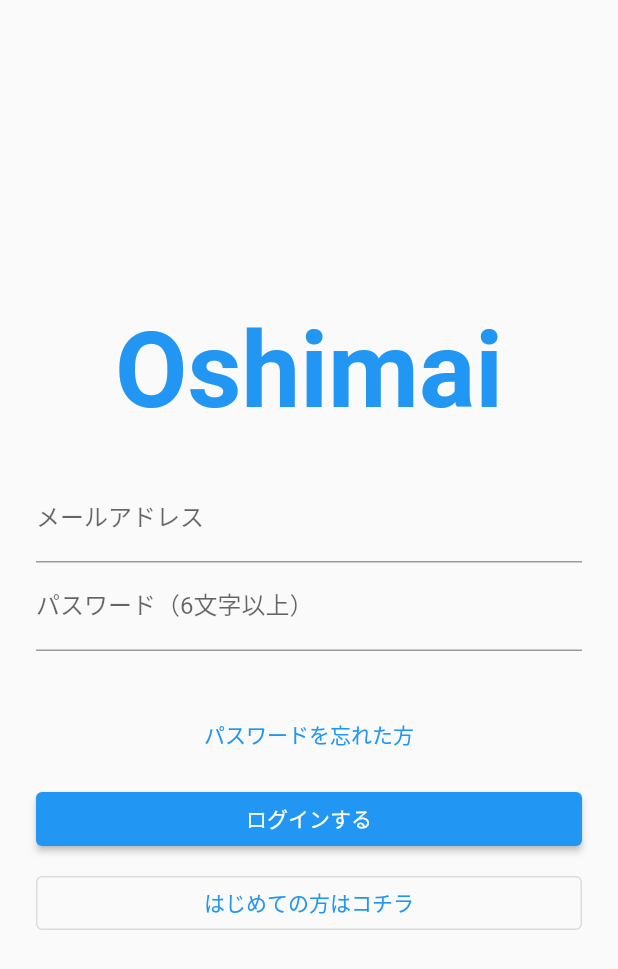
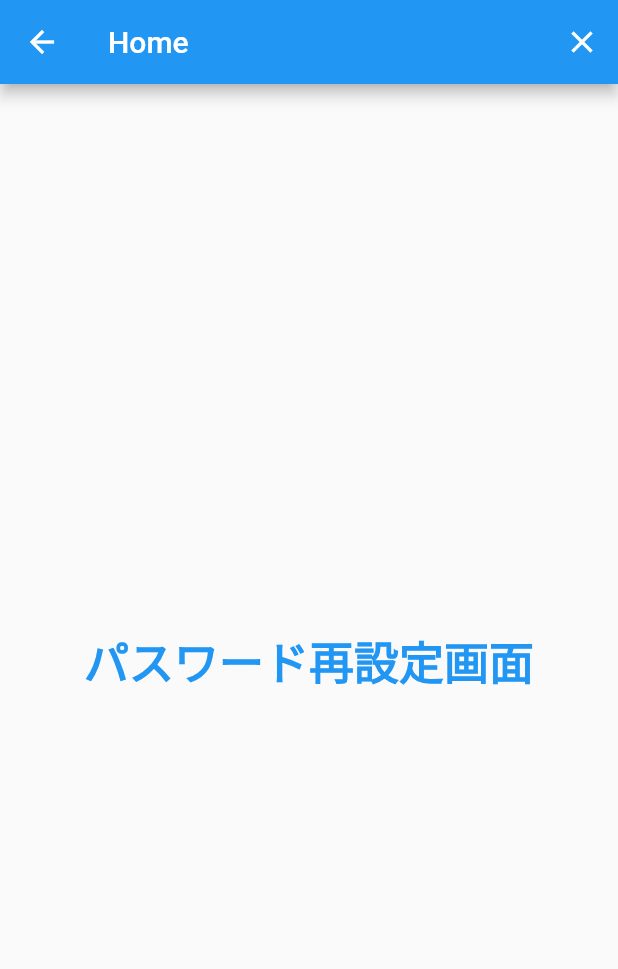
Before and after one commit to Nagashima-Honoka/oshimy-app, a Flutter app: the screen it shows after launch, after a tap on "パスワードを忘れた方", on a phone screen of 412 x 824 dp. Shown: the top 969 px of the screen. Run offline on Flutter 3.47's test engine with Material 2 defaults, Android fonts, the phone set to English and light mode, and no system bars; our stand-ins replace firebase_auth, firebase_core; accounts and stored records are empty; network calls fail.

Commit message:
ユーザーログイン・登録画面をディレクトリ構成変更して再構築

```diff
--- /dev/null
+++ b/lib/app_theme.dart
@@ -0,0 +1 @@
+// ここにはアプリで使う色などの情報を書いていく
--- a/lib/main.dart
+++ b/lib/main.dart
@@ -1,7 +1,7 @@
 import 'package:flutter/material.dart';
 import 'package:firebase_core/firebase_core.dart';
 import 'firebase_options.dart';
-import 'package:firebase_auth/firebase_auth.dart';
+import 'navigation_home_screen.dart';
 
 
 void main() async {
@@ -25,189 +25,191 @@ class OshimaiApp extends StatelessWidget {
         primarySwatch: Colors.blue,
       ),
       // ログイン画面を表示
-      home: LoginPage(),
+      // home: LoginPage(),
+      //ルーティング
+      home: NavigationHomeScreen(),
     );
   }
 }
+//
+// // ログイン画面用Widget
+// class LoginPage extends StatefulWidget {
+//   @override
+//   _LoginPageState createState() => _LoginPageState();
+// }
+//
+// class _LoginPageState extends State<LoginPage> {
+//   // メッセージ表示用
+//   String infoText = '';
+//   // 入力したメールアドレス・パスワード
+//   String email = '';
+//   String password = '';
+//
+//   @override
+//   Widget build(BuildContext context) {
+//     return Scaffold(
+//       body: Center(
+//         child: Container(
+//           padding: const EdgeInsets.all(24),
+//           child: Column(
+//             mainAxisAlignment: MainAxisAlignment.center,
+//             children: <Widget>[
+//               Container(
+//                 padding: const EdgeInsets.all(8),
+//                 // メッセージ表示
+//                 child: const Text('Oshimai',
+//                     style: TextStyle(
+//                         fontSize: 70,
+//                         fontWeight: FontWeight.bold,
+//                         color: Colors.blue
+//                     )
+//                 ),
+//               ),
+//               const SizedBox(height: 20),
+//               // メールアドレス入力
+//               TextFormField(
+//                 // テキスト入力のラベルを設定
+//                 decoration: const InputDecoration(labelText: 'メールアドレス'),
+//                 onChanged: (String value) {
+//                   setState(() {
+//                     email = value;
+//                   });
+//                 },
+//               ),
+//               // パスワード入力
+//               TextFormField(
+//                 decoration: const InputDecoration(labelText: 'パスワード（6文字以上）'),
+//                 // パスワードが見えないようにする
+//                 obscureText: true,
+//                 onChanged: (String value) {
+//                   setState(() {
+//                     password = value;
+//                   });
+//                 },
+//               ),
+//               Container(
+//                 padding: const EdgeInsets.all(8),
+//                 // メッセージ表示
+//                 child: Text(infoText),
+//               ),
+//               SizedBox(
+//                   width: double.infinity,
+//                   // パスワード再設定ボタン
+//                   child: TextButton(
+//                     child: const Text('パスワードを忘れた方'),
+//                     onPressed: () async {
+//                       // TODO 処理追加
+//                     },
+//                   )
+//               ),
+//               const SizedBox(height: 8),
+//               SizedBox(
+//                 width: double.infinity,
+//                 // ログイン登録ボタン
+//                 child: ElevatedButton(
+//                   child: const Text('ログインする'),
+//                   onPressed: () async {
+//                     try {
+//                       // メール/パスワードでログイン
+//                       final FirebaseAuth auth = FirebaseAuth.instance;
+//                       await auth.signInWithEmailAndPassword(
+//                         email: email,
+//                         password: password,
+//                       );
+//                       // ログインに成功した場合
+//                       // ホーム画面に遷移＋ログイン画面を破棄
+//                       await Navigator.of(context).pushReplacement(
+//                         MaterialPageRoute(builder: (context) {
+//                           return HomePage();
+//                         }),
+//                       );
+//                     } catch (e) {
+//                       // ログインに失敗した場合
+//                       setState(() {
+//                         infoText = "ログインに失敗しました：${e.toString()}";
+//                       });
+//                     }
+//                   },
+//                 ),
+//               ),
+//               const SizedBox(height: 8),
+//               SizedBox(
+//                 width: double.infinity,
+//                 // ユーザー登録ボタン
+//                 // TODO 別画面で登録画面を用意する必要がある。
+//                 child: OutlinedButton(
+//                   child: const Text('はじめての方はコチラ'),
+//                   onPressed: () async {
+//                     try {
+//                       // メール/パスワードでユーザー登録
+//                       final FirebaseAuth auth = FirebaseAuth.instance;
+//                       await auth.createUserWithEmailAndPassword(
+//                         email: email,
+//                         password: password,
+//                       );
+//                       // ユーザー登録に成功した場合
+//                       // ホーム画面に遷移＋ログイン画面を破棄
+//                       await Navigator.of(context).pushReplacement(
+//                         MaterialPageRoute(builder: (context) {
+//                           return HomePage();
+//                         }),
+//                       );
+//                     } catch (e) {
+//                       // ユーザー登録に失敗した場合
+//                       // TODO エラー情報がダイレクトに表示されるので、エラーハンドリングが必要。
+//                       setState(() {
+//                         infoText = "登録に失敗しました：${e.toString()}";
+//                       });
+//                     }
+//                   },
+//                 ),
+//               ),
+//             ],
+//           ),
+//         ),
+//       ),
+//     );
+//   }
+// }
 
-// ログイン画面用Widget
-class LoginPage extends StatefulWidget {
-  @override
-  _LoginPageState createState() => _LoginPageState();
-}
-
-class _LoginPageState extends State<LoginPage> {
-  // メッセージ表示用
-  String infoText = '';
-  // 入力したメールアドレス・パスワード
-  String email = '';
-  String password = '';
-
-  @override
-  Widget build(BuildContext context) {
-    return Scaffold(
-      body: Center(
-        child: Container(
-          padding: const EdgeInsets.all(24),
-          child: Column(
-            mainAxisAlignment: MainAxisAlignment.center,
-            children: <Widget>[
-              Container(
-                padding: const EdgeInsets.all(8),
-                // メッセージ表示
-                child: const Text('Oshimai',
-                    style: TextStyle(
-                        fontSize: 70,
-                        fontWeight: FontWeight.bold,
-                        color: Colors.blue
-                    )
-                ),
-              ),
-              const SizedBox(height: 20),
-              // メールアドレス入力
-              TextFormField(
-                // テキスト入力のラベルを設定
-                decoration: const InputDecoration(labelText: 'メールアドレス'),
-                onChanged: (String value) {
-                  setState(() {
-                    email = value;
-                  });
-                },
-              ),
-              // パスワード入力
-              TextFormField(
-                decoration: const InputDecoration(labelText: 'パスワード（6文字以上）'),
-                // パスワードが見えないようにする
-                obscureText: true,
-                onChanged: (String value) {
-                  setState(() {
-                    password = value;
-                  });
-                },
-              ),
-              Container(
-                padding: const EdgeInsets.all(8),
-                // メッセージ表示
-                child: Text(infoText),
-              ),
-              SizedBox(
-                  width: double.infinity,
-                  // パスワード再設定ボタン
-                  child: TextButton(
-                    child: const Text('パスワードを忘れた方'),
-                    onPressed: () async {
-                      // TODO 処理追加
-                    },
-                  )
-              ),
-              const SizedBox(height: 8),
-              SizedBox(
-                width: double.infinity,
-                // ログイン登録ボタン
-                child: ElevatedButton(
-                  child: const Text('ログインする'),
-                  onPressed: () async {
-                    try {
-                      // メール/パスワードでログイン
-                      final FirebaseAuth auth = FirebaseAuth.instance;
-                      await auth.signInWithEmailAndPassword(
-                        email: email,
-                        password: password,
-                      );
-                      // ログインに成功した場合
-                      // ホーム画面に遷移＋ログイン画面を破棄
-                      await Navigator.of(context).pushReplacement(
-                        MaterialPageRoute(builder: (context) {
-                          return HomePage();
-                        }),
-                      );
-                    } catch (e) {
-                      // ログインに失敗した場合
-                      setState(() {
-                        infoText = "ログインに失敗しました：${e.toString()}";
-                      });
-                    }
-                  },
-                ),
-              ),
-              const SizedBox(height: 8),
-              SizedBox(
-                width: double.infinity,
-                // ユーザー登録ボタン
-                // TODO 別画面で登録画面を用意する必要がある。
-                child: OutlinedButton(
-                  child: const Text('はじめての方はコチラ'),
-                  onPressed: () async {
-                    try {
-                      // メール/パスワードでユーザー登録
-                      final FirebaseAuth auth = FirebaseAuth.instance;
-                      await auth.createUserWithEmailAndPassword(
-                        email: email,
-                        password: password,
-                      );
-                      // ユーザー登録に成功した場合
-                      // ホーム画面に遷移＋ログイン画面を破棄
-                      await Navigator.of(context).pushReplacement(
-                        MaterialPageRoute(builder: (context) {
-                          return HomePage();
-                        }),
-                      );
-                    } catch (e) {
-                      // ユーザー登録に失敗した場合
-                      // TODO エラー情報がダイレクトに表示されるので、エラーハンドリングが必要。
-                      setState(() {
-                        infoText = "登録に失敗しました：${e.toString()}";
-                      });
-                    }
-                  },
-                ),
-              ),
-            ],
-          ),
-        ),
-      ),
-    );
-  }
-}
-
-
-// Home画面用Widget
-class HomePage extends StatelessWidget {
-  @override
-  Widget build(BuildContext context) {
-    return Scaffold(
-      //TODO 戻るボタンのためだけに今だけ存在する。AppBarは不要なので後で消す。
-      appBar: AppBar(
-        title: const Text('Home'),
-        actions: <Widget>[
-          IconButton(
-            icon: const Icon(Icons.close),
-            onPressed: () async {
-              // ログイン画面に遷移＋Home画面を破棄
-              await Navigator.of(context).pushReplacement(
-                MaterialPageRoute(builder: (context) {
-                  return LoginPage();
-                }),
-              );
-            },
-          ),
-        ],
-      ),
-      body: const Center(
-        child: SizedBox(
-          // TODO Home画面の実装
-          child: Text('Home画面',
-              style: TextStyle(
-                  fontSize: 30,
-                  fontWeight: FontWeight.bold,
-                  color: Colors.blue
-              )
-          ),
-        ),
-      ),
-    //  TODO 下のバーの実装
-    //  TODO ログアウトの実装
-    //  TODO 一度ログインしたらどのくらいログインしっぱなしなのか問題
-    );
-  }
-}
+//
+// // Home画面用Widget
+// class HomePage extends StatelessWidget {
+//   @override
+//   Widget build(BuildContext context) {
+//     return Scaffold(
+//       //TODO 戻るボタンのためだけに今だけ存在する。AppBarは不要なので後で消す。
+//       appBar: AppBar(
+//         title: const Text('Home'),
+//         actions: <Widget>[
+//           IconButton(
+//             icon: const Icon(Icons.close),
+//             onPressed: () async {
+//               // ログイン画面に遷移＋Home画面を破棄
+//               await Navigator.of(context).pushReplacement(
+//                 MaterialPageRoute(builder: (context) {
+//                   return LoginPage();
+//                 }),
+//               );
+//             },
+//           ),
+//         ],
+//       ),
+//       body: const Center(
+//         child: SizedBox(
+//           // TODO Home画面の実装
+//           child: Text('Home画面',
+//               style: TextStyle(
+//                   fontSize: 30,
+//                   fontWeight: FontWeight.bold,
+//                   color: Colors.blue
+//               )
+//           ),
+//         ),
+//       ),
+//     //  TODO 下のバーの実装
+//     //  TODO ログアウトの実装
+//     //  TODO 一度ログインしたらどのくらいログインしっぱなしなのか問題
+//     );
+//   }
+// }
--- /dev/null
+++ b/lib/navigation_home_screen.dart
@@ -0,0 +1,25 @@
+import 'package:flutter/material.dart';
+import 'package:oshimai/user/user_login.dart';
+import 'package:oshimai/user/password_edit.dart';
+import 'package:oshimai/user/user_registration.dart';
+import 'home_screen.dart';
+
+class NavigationHomeScreen extends StatelessWidget {
+  @override
+  Widget build(BuildContext context) {
+    return MaterialApp(
+      title: 'SafeArea Sample',
+      theme: ThemeData(
+        primaryColor: Colors.white,
+      ),
+      routes: {
+        //TODO ログインページはログインしていない時のみ表示するように変更が必要
+        '/': (context) => LoginPage(),
+        // '/login': (context) => LoginPage(),
+        '/password_edit': (context) => PasswordEdit(),
+        '/user_registration': (context) => UserRegistration(),
+        '/home': (context) => HomePage(),
+      },
+    );
+  }
+}
--- /dev/null
+++ b/lib/user/password_edit.dart
@@ -0,0 +1,34 @@
+import 'package:flutter/material.dart';
+
+// パスワード再設定画面用Widget
+class PasswordEdit extends StatelessWidget {
+  @override
+  Widget build(BuildContext context) {
+    return Scaffold(
+      appBar: AppBar(
+        title: const Text('Home'),
+        actions: <Widget>[
+          IconButton(
+            icon: const Icon(Icons.close),
+            onPressed: () async {
+              // ログイン画面に遷移＋パスワード再設定画面を破棄
+              await Navigator.of(context).pushReplacementNamed("/");
+            },
+          ),
+        ],
+      ),
+      body: const Center(
+        child: SizedBox(
+          // TODO パスワード再設定画面の実装￥
+          child: Text('パスワード再設定画面',
+              style: TextStyle(
+                  fontSize: 30,
+                  fontWeight: FontWeight.bold,
+                  color: Colors.blue
+              )
+          ),
+        ),
+      ),
+    );
+  }
+}
--- /dev/null
+++ b/lib/user/user_login.dart
@@ -0,0 +1,119 @@
+import 'package:flutter/material.dart';
+import 'package:firebase_auth/firebase_auth.dart';
+
+// ログイン画面用Widget
+class LoginPage extends StatefulWidget {
+  @override
+  _LoginPageState createState() => _LoginPageState();
+}
+
+class _LoginPageState extends State<LoginPage> {
+  // メッセージ表示用
+  String infoText = '';
+  // 入力したメールアドレス・パスワード
+  String email = '';
+  String password = '';
+
+  @override
+  Widget build(BuildContext context) {
+    return Scaffold(
+      body: Center(
+        child: Container(
+          padding: const EdgeInsets.all(24),
+          child: Column(
+            mainAxisAlignment: MainAxisAlignment.center,
+            children: <Widget>[
+              Container(
+                padding: const EdgeInsets.all(8),
+                // メッセージ表示
+                child: const Text('Oshimai',
+                    style: TextStyle(
+                        fontSize: 70,
+                        fontWeight: FontWeight.bold,
+                        color: Colors.blue
+                    )
+                ),
+              ),
+              const SizedBox(height: 20),
+              // メールアドレス入力
+              TextFormField(
+                // テキスト入力のラベルを設定
+                decoration: const InputDecoration(labelText: 'メールアドレス'),
+                onChanged: (String value) {
+                  setState(() {
+                    email = value;
+                  });
+                },
+              ),
+              // パスワード入力
+              TextFormField(
+                decoration: const InputDecoration(labelText: 'パスワード（6文字以上）'),
+                // パスワードが見えないようにする
+                obscureText: true,
+                onChanged: (String value) {
+                  setState(() {
+                    password = value;
+                  });
+                },
+              ),
+              Container(
+                padding: const EdgeInsets.all(8),
+                // メッセージ表示
+                child: Text(infoText),
+              ),
+              SizedBox(
+                  width: double.infinity,
+                  // パスワード再設定ボタン
+                  child: TextButton(
+                    child: const Text('パスワードを忘れた方'),
+                    onPressed: () async {
+                      // パスワード設定画面に遷移
+                      await Navigator.of(context).pushNamed("/password_edit");
+                    },
+                  )
+              ),
+              const SizedBox(height: 8),
+              SizedBox(
+                width: double.infinity,
+                // ログイン登録ボタン
+                child: ElevatedButton(
+                  child: const Text('ログインする'),
+                  onPressed: () async {
+                    try {
+                      // メール/パスワードでログイン
+                      final FirebaseAuth auth = FirebaseAuth.instance;
+                      await auth.signInWithEmailAndPassword(
+                        email: email,
+                        password: password,
+                      );
+                      // ログインに成功した場合
+                      // ホーム画面に遷移＋ログイン画面を破棄
+                      await Navigator.of(context).pushReplacementNamed("/home");
+                    } catch (e) {
+                      // ログインに失敗した場合
+                      setState(() {
+                        infoText = "ログインに失敗しました：${e.toString()}";
+                      });
+                    }
+                  },
+                ),
+              ),
+              const SizedBox(height: 8),
+              SizedBox(
+                width: double.infinity,
+                // ユーザー登録ボタン
+                child: TextButton(
+                  child: const Text('はじめての方はこちら'),
+                  onPressed: () async {
+                    // ユーザー登録画面に遷移
+                    await Navigator.of(context).pushNamed("/user_registration");
+                  },
+                )
+              ),
+            ],
+          ),
+        ),
+      ),
+    );
+  }
+}
```
Also changed, not shown: lib/home_screen.dart (added, +25 -0 lines), lib/user/user_registration.dart (added, +97 -0 lines).
